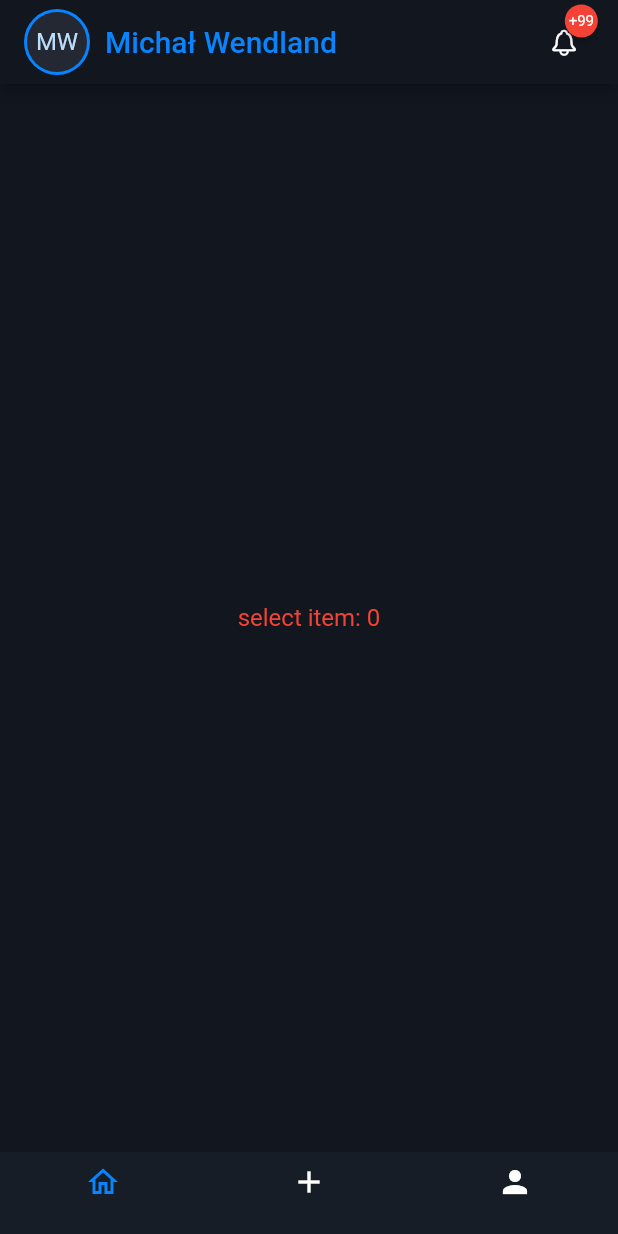
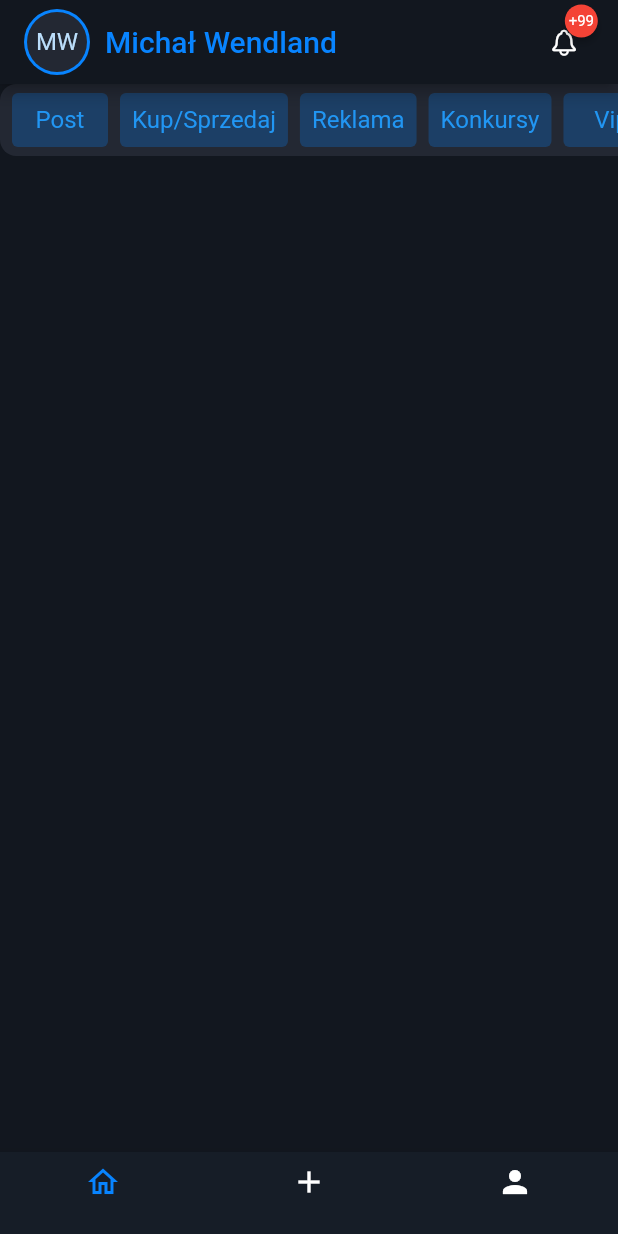
Before and after one commit to darthwentyl/noticeboard_app_flutter, a Flutter app: the MainPostsTableLayout screen opened directly, on a phone screen of 412 x 824 dp. Run offline on Flutter 3.47's test engine with Material 2 defaults, Android fonts, the light colour scheme and no system bars; drawn by our look-alikes of badges; our stand-ins replace auth_buttons, flutter_svg; Roboto replaces fonts that are missing (Cabin); project files that could hold a hidden picture were left out.

Commit message:
- add categories widget - refactoring

```diff
--- a/lib/const/app_colors.dart
+++ b/lib/const/app_colors.dart
@@ -13,6 +13,7 @@ class AppColors {
   static const Color textButtonText = Color(0xFF0884FF);
 
   static const Color bottomNavigationBarBackground = Color(0xFF161D27);
+  static const Color bottomNavigationBarItemBackground = Color(0xFF232833);
   static const Color bottomNavigationBarUnselect = Color(0xFFFFFFFF);
   static const Color bottomNavigationBarSelect = Color(0xFF0884FF);
 }
--- a/lib/const/app_strings.dart
+++ b/lib/const/app_strings.dart
@@ -9,6 +9,13 @@ class ButtonStrings {
   static const String back = "Cofnij";
   static const String yes = "Tak";
   static const String no = "Nie";
+
+  static const String categoriesPost = "Post";
+  static const String categoriesBuySell = "Kup/Sprzedaj";
+  static const String categoriesAdverisment = "Reklama";
+  static const String categoriesContest = "Konkursy";
+  static const String categoriesVip = "Vip";
+  static const String categoriesInfo = "Info";
 }
 
 class ErrStrings {
--- /dev/null
+++ b/lib/layaout_elements/posts_table/categories.dart
@@ -0,0 +1,49 @@
+import 'package:flutter/material.dart';
+import 'package:noticeboard/const/app_colors.dart';
+import 'package:noticeboard/const/app_strings.dart';
+import 'package:noticeboard/const/app_theme.dart';
+
+class Categories extends StatelessWidget {
+  const Categories({Key? key}) : super(key: key);
+
+  static const spacing = 8.0;
+
+  @override
+  Widget build(BuildContext context) {
+    return SingleChildScrollView(
+      scrollDirection: Axis.horizontal,
+      child: Container(
+        decoration: const BoxDecoration(
+          color: AppColors.boxBackground,
+          borderRadius: BorderRadius.all(Radius.circular(BoxTheme.radius)),
+        ),
+        child: Padding(
+          padding: const EdgeInsets.only(left: spacing, right: spacing),
+          child: Wrap(
+            spacing: spacing,
+            children: [
+              _button(ButtonStrings.categoriesPost),
+              _button(ButtonStrings.categoriesBuySell),
+              _button(ButtonStrings.categoriesAdverisment),
+              _button(ButtonStrings.categoriesContest),
+              _button(ButtonStrings.categoriesVip),
+              _button(ButtonStrings.categoriesInfo),
+            ],
+          ),
+        ),
+      ),
+    );
+  }
+
+  _button(String text) {
+    return TextButton(
+      style: TextButton.styleFrom(
+        backgroundColor: AppColors.textButtonBackground,
+        padding: const EdgeInsets.all(8.0),
+        textStyle: const TextStyle(fontSize: 16),
+      ),
+      onPressed: () {},
+      child: Text(text),
+    );
+  }
+}
--- /dev/null
+++ b/lib/layaout_elements/posts_table/home/home_widget.dart
@@ -0,0 +1,11 @@
+import 'package:flutter/material.dart';
+
+class HomeWidget extends StatelessWidget {
+  const HomeWidget({Key? key}) : super(key: key);
+
+  @override
+  Widget build(BuildContext context) {
+    // TODO: implement build
+    throw UnimplementedError();
+  }
+}
--- a/lib/layaout_elements/posts_table/main_posts_app_bar_builder.dart
+++ b/lib/layaout_elements/posts_table/main_posts_app_bar.dart
@@ -4,7 +4,7 @@ import 'package:badges/badges.dart';
 import 'package:noticeboard/const/app_colors.dart';
 import 'package:noticeboard/const/app_icons.dart';
 
-class MainPostsAppBarBuilder {
+class MainPostsAppBar {
   build(BuildContext context) {
     return AppBar(
       backgroundColor: AppColors.mainBackground,
--- a/lib/layaout_elements/posts_table/main_posts_navigation_bar.dart
+++ b/lib/layaout_elements/posts_table/main_posts_navigation_bar.dart
@@ -16,7 +16,8 @@ class MainPostsNavigationBar extends StatelessWidget {
     return BottomNavigationBar(
       items: [
         _buildItem(AppIcons.home),
-        _buildItem(AppIcons.add),
+        _buildItem(AppIcons.add,
+            background: AppColors.bottomNavigationBarItemBackground),
         _buildItem(AppIcons.person),
       ],
       backgroundColor: AppColors.bottomNavigationBarBackground,
@@ -29,7 +30,9 @@ class MainPostsNavigationBar extends StatelessWidget {
     );
   }
 
-  _buildItem(Icon icon) {
-    return BottomNavigationBarItem(icon: icon, label: '');
+  _buildItem(Icon icon,
+      {String label = '', Color background = AppColors.mainBackground}) {
+    return BottomNavigationBarItem(
+        icon: icon, label: label, backgroundColor: background);
   }
 }
--- a/lib/layouts/main_posts_table_layout.dart
+++ b/lib/layouts/main_posts_table_layout.dart
@@ -1,5 +1,6 @@
 import 'package:flutter/material.dart';
-import 'package:noticeboard/layaout_elements/posts_table/main_posts_app_bar_builder.dart';
+import 'package:noticeboard/layaout_elements/posts_table/categories.dart';
+import 'package:noticeboard/layaout_elements/posts_table/main_posts_app_bar.dart';
 import 'package:noticeboard/layaout_elements/posts_table/main_posts_navigation_bar.dart';
 
 class MainPostsTableLayout extends StatefulWidget {
@@ -16,16 +17,11 @@ class _MainPostsTableLayout extends State<MainPostsTableLayout> {
   @override
   Widget build(BuildContext context) {
     return Scaffold(
-      appBar: MainPostsAppBarBuilder().build(context),
-      body: Center(
-        child: Text(
-          'select item: $_selectedBottomNavigationItem',
-          style: const TextStyle(
-            color: Colors.red,
-            fontSize: 16,
-            decoration: TextDecoration.none,
-          ),
-        ),
+      appBar: MainPostsAppBar().build(context),
+      body: Column(
+        children: [
+          Categories(),
+        ],
       ),
       bottomNavigationBar: MainPostsNavigationBar(
           _onSelectBottomNavigationItem, _selectedBottomNavigationItem),
```
Also changed, not shown: lib/utils/empty_size_box.dart (added).
